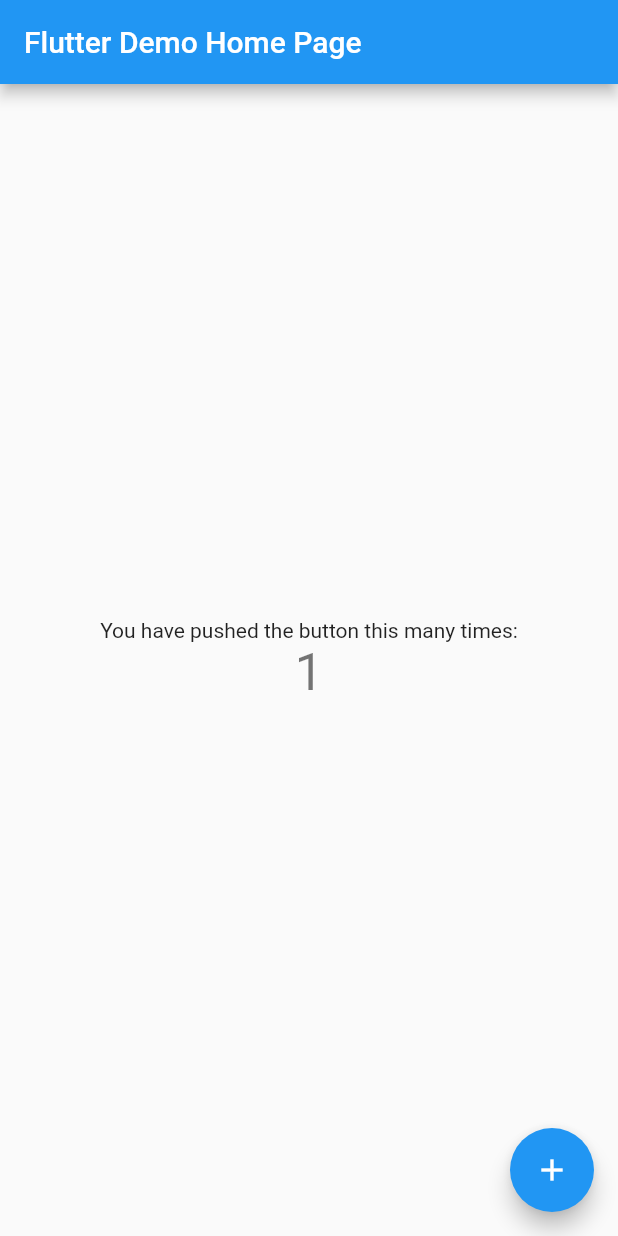
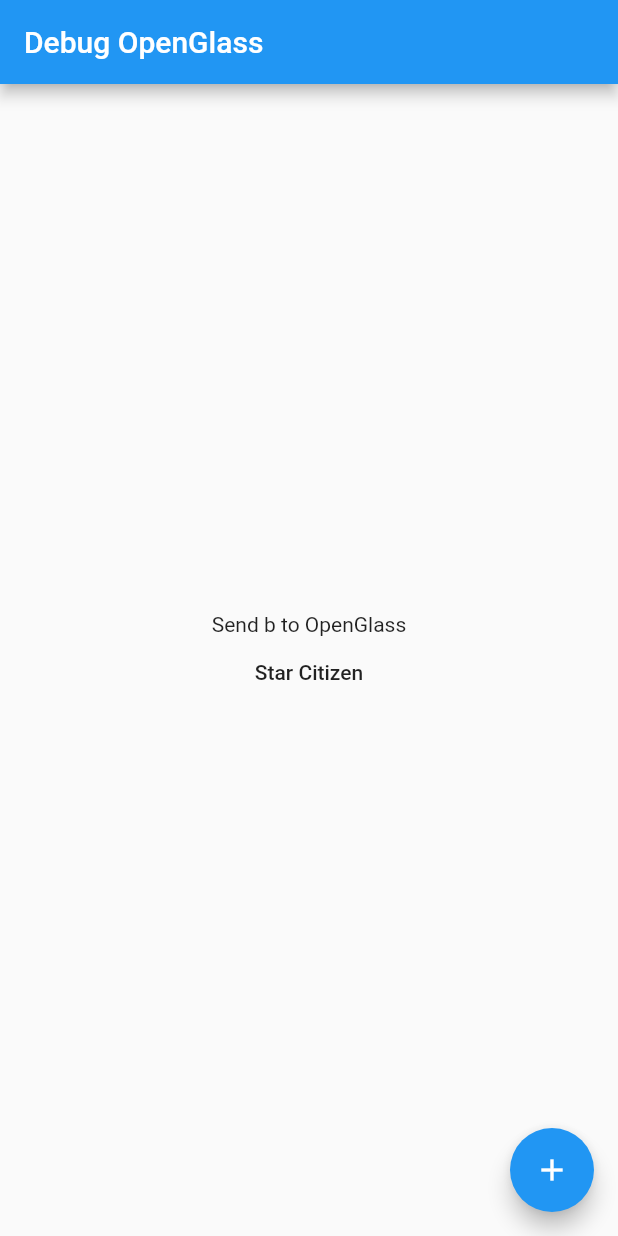
Before and after one commit to open-glass/open-glass-app, a Flutter app: the MyHomePage screen opened directly, after a tap on the "add" icon, on a phone screen of 412 x 824 dp. Run offline on Flutter 3.47's test engine with Material 2 defaults, Android fonts, the phone set to English and light mode, and no system bars; our stand-ins replace basic_utils.

Commit message:
Change main view to simple debug functionality

```diff
--- a/lib/main.dart
+++ b/lib/main.dart
@@ -1,4 +1,5 @@
 import 'package:flutter/material.dart';
+import 'package:open_glass_app/open_glass_api.dart';
 
 void main() {
   runApp(MyApp());
@@ -9,7 +10,7 @@ class MyApp extends StatelessWidget {
   @override
   Widget build(BuildContext context) {
     return MaterialApp(
-      title: 'Flutter Demo',
+      title: 'OpenGlass Debug',
       theme: ThemeData(
         // This is the theme of your application.
         //
@@ -26,7 +27,7 @@ class MyApp extends StatelessWidget {
         // closer together (more dense) than on mobile platforms.
         visualDensity: VisualDensity.adaptivePlatformDensity,
       ),
-      home: MyHomePage(title: 'Flutter Demo Home Page'),
+      home: MyHomePage(title: 'Debug OpenGlass'),
     );
   }
 }
@@ -50,66 +51,32 @@ class MyHomePage extends StatefulWidget {
 }
 
 class _MyHomePageState extends State<MyHomePage> {
-  int _counter = 0;
 
-  void _incrementCounter() {
-    setState(() {
-      // This call to setState tells the Flutter framework that something has
-      // changed in this State, which causes it to rerun the build method below
-      // so that the display can reflect the updated values. If we changed
-      // _counter without calling setState(), then the build method would not be
-      // called again, and so nothing would appear to happen.
-      _counter++;
-    });
-  }
+  static const OpenGlassApi api = const OpenGlassApi('http://192.168.178.20:8080', 'test');
 
   @override
   Widget build(BuildContext context) {
-    // This method is rerun every time setState is called, for instance as done
-    // by the _incrementCounter method above.
-    //
-    // The Flutter framework has been optimized to make rerunning build methods
-    // fast, so that you can just rebuild anything that needs updating rather
-    // than having to individually change instances of widgets.
     return Scaffold(
       appBar: AppBar(
-        // Here we take the value from the MyHomePage object that was created by
-        // the App.build method, and use it to set our appbar title.
         title: Text(widget.title),
       ),
       body: Center(
-        // Center is a layout widget. It takes a single child and positions it
-        // in the middle of the parent.
         child: Column(
-          // Column is also a layout widget. It takes a list of children and
-          // arranges them vertically. By default, it sizes itself to fit its
-          // children horizontally, and tries to be as tall as its parent.
-          //
-          // Invoke "debug painting" (press "p" in the console, choose the
-          // "Toggle Debug Paint" action from the Flutter Inspector in Android
-          // Studio, or the "Toggle Debug Paint" command in Visual Studio Code)
-          // to see the wireframe for each widget.
-          //
-          // Column has various properties to control how it sizes itself and
-          // how it positions its children. Here we use mainAxisAlignment to
-          // center the children vertically; the main axis here is the vertical
-          // axis because Columns are vertical (the cross axis would be
-          // horizontal).
           mainAxisAlignment: MainAxisAlignment.center,
           children: <Widget>[
             Text(
-              'You have pushed the button this many times:',
+              'Send b to OpenGlass',
             ),
-            Text(
-              '$_counter',
-              style: Theme.of(context).textTheme.headline4,
+            MaterialButton(
+              child: Text('Star Citizen'),
+              onPressed: () => api.chooseGame(Game.STAR_CITIZEN)
             ),
           ],
         ),
       ),
       floatingActionButton: FloatingActionButton(
-        onPressed: _incrementCounter,
-        tooltip: 'Increment',
+        onPressed: () => api.pressKey('b'),
+        tooltip: 'Press b',
         child: Icon(Icons.add),
       ), // This trailing comma makes auto-formatting nicer for build methods.
     );
```
